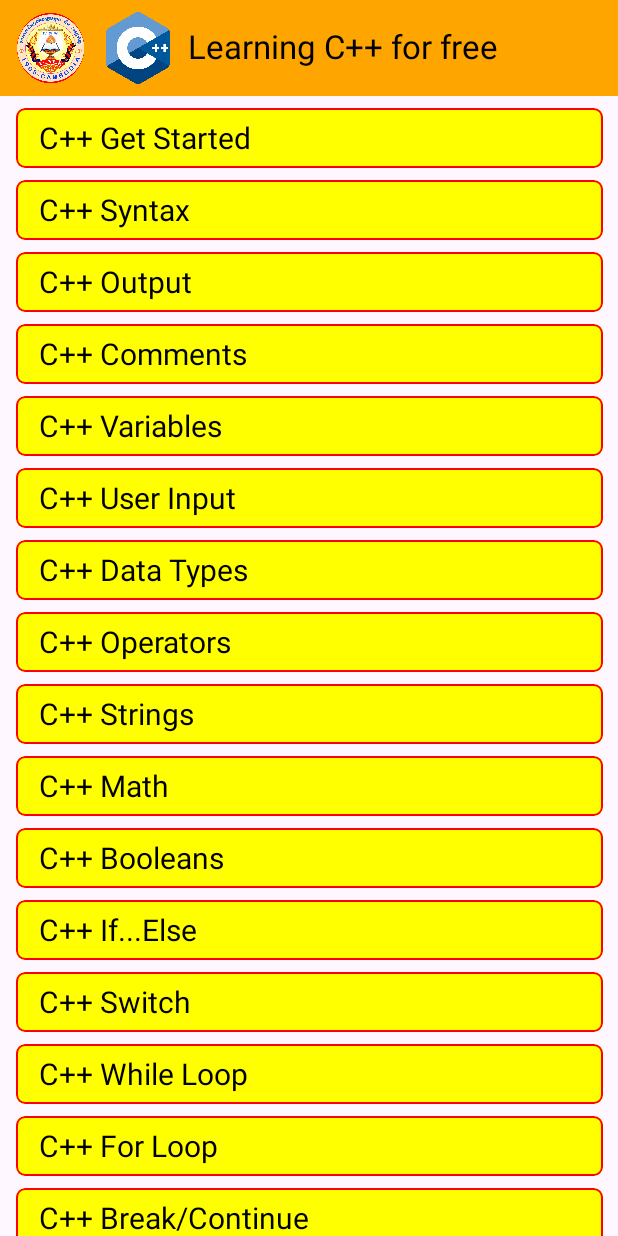
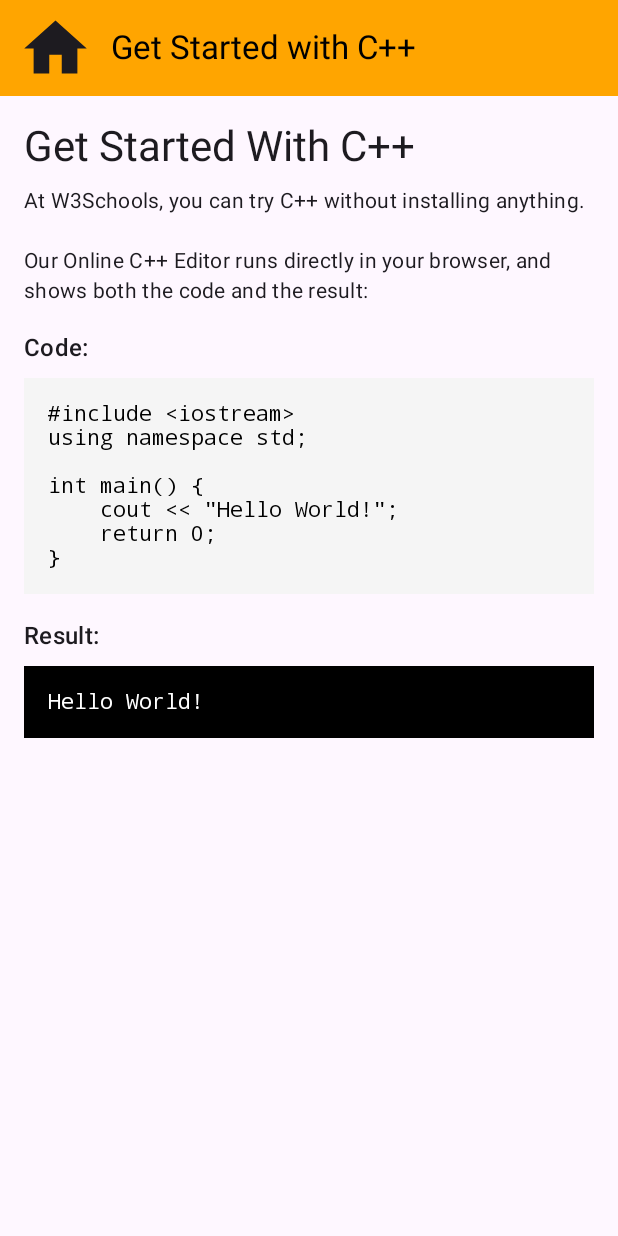
Before and after one commit to soknanprogramming/moblie-app-ume-cpp, an Android app built with Jetpack Compose: the screen it shows after launch (MainActivity), after a tap on "C++ Get Started", on a phone screen of 412 x 824 dp. Run offline under Robolectric (Android 15) with nearby library versions, the phone set to English and light mode, and no system bars.

Commit message:
save more code 5th

```diff
--- a/app/src/main/java/com/soknan/umeapp/MainActivity.kt
+++ b/app/src/main/java/com/soknan/umeapp/MainActivity.kt
@@ -11,15 +11,34 @@ import androidx.compose.material3.Text
 import androidx.compose.runtime.Composable
 import androidx.compose.ui.Modifier
 import androidx.compose.ui.tooling.preview.Preview
+import androidx.navigation.compose.NavHost
+import androidx.navigation.compose.rememberNavController
+import com.soknan.umeapp.datas.Screen
 import com.soknan.umeapp.screens.HomeScreen
 import com.soknan.umeapp.ui.theme.MyAssignmentTheme
+import androidx.navigation.compose.composable
+import com.soknan.umeapp.screens.CppGetStarted
+
 
 class MainActivity : ComponentActivity() {
     override fun onCreate(savedInstanceState: Bundle?) {
         super.onCreate(savedInstanceState)
         enableEdgeToEdge()
         setContent {
-            HomeScreen()
+            val navController = rememberNavController()
+
+            NavHost (
+                navController = navController,
+                startDestination = Screen.Home.route
+            ){
+                composable(Screen.Home.route){
+                    HomeScreen(navController = navController)
+                }
+                composable(Screen.CppGetStarted.route){
+                    CppGetStarted(navController = navController)
+                }
+            }
+
         }
     }
 }
--- a/app/src/main/java/com/soknan/umeapp/component/UnitsTobBar.kt
+++ b/app/src/main/java/com/soknan/umeapp/component/UnitsTobBar.kt
@@ -3,6 +3,7 @@ package com.soknan.umeapp.component
 import androidx.compose.foundation.clickable
 import androidx.compose.foundation.layout.Row
 import androidx.compose.foundation.layout.padding
+import androidx.compose.foundation.layout.size
 import androidx.compose.material.icons.Icons
 import androidx.compose.material.icons.filled.ArrowBackIosNew
 import androidx.compose.material.icons.filled.Home
@@ -24,7 +25,7 @@ import com.soknan.umeapp.ui.theme.Orange
 
 @OptIn(ExperimentalMaterial3Api::class)
 @Composable
-fun UnitsTobBar(title: String){
+fun UnitsTobBar(title: String, onPress: () -> Unit){
     TopAppBar(
         title = {
             Text(
@@ -38,7 +39,8 @@ fun UnitsTobBar(title: String){
                 contentDescription = "Back",
                 modifier = Modifier
                     .padding(8.dp)
-                    .clickable() {  }
+                    .clickable() { onPress() }
+                    .size(50.dp)
             )
         },
         colors = TopAppBarDefaults.topAppBarColors(
@@ -50,5 +52,5 @@ fun UnitsTobBar(title: String){
 @Preview
 @Composable
 fun TopBarPreview(){
-    UnitsTobBar("C++ Get Started")
+    UnitsTobBar("C++ Get Started", { })
 }
--- a/app/src/main/java/com/soknan/umeapp/NavItem.kt
+++ b/app/src/main/java/com/soknan/umeapp/datas/NavItem.kt
@@ -1,4 +1,4 @@
-package com.soknan.umeapp
+package com.soknan.umeapp.datas
 
 data class NavItem(
     val title: String,
--- /dev/null
+++ b/app/src/main/java/com/soknan/umeapp/datas/Screen.kt
@@ -0,0 +1,6 @@
+package com.soknan.umeapp.datas
+
+sealed class Screen(val route: String){
+    object Home: Screen("home")
+    object CppGetStarted: Screen("cpp_get_started")
+}
--- a/app/src/main/java/com/soknan/umeapp/screens/CppGetStarted.kt
+++ b/app/src/main/java/com/soknan/umeapp/screens/CppGetStarted.kt
@@ -1 +1,120 @@
 package com.soknan.umeapp.screens
+
+import androidx.compose.foundation.background
+import androidx.compose.foundation.layout.Box
+import androidx.compose.foundation.layout.Column
+import androidx.compose.foundation.layout.Spacer
+import androidx.compose.foundation.layout.fillMaxSize
+import androidx.compose.foundation.layout.fillMaxWidth
+import androidx.compose.foundation.layout.height
+import androidx.compose.foundation.layout.padding
+import androidx.compose.foundation.rememberScrollState
+import androidx.compose.foundation.verticalScroll
+import androidx.compose.material3.MaterialTheme
+import androidx.compose.material3.Scaffold
+import androidx.compose.material3.Text
+import androidx.compose.runtime.Composable
+import androidx.compose.ui.Modifier
+import androidx.compose.ui.graphics.Color
+import androidx.compose.ui.text.font.FontFamily
+import androidx.compose.ui.tooling.preview.Preview
+import androidx.compose.ui.unit.dp
+import androidx.compose.ui.unit.sp
+import androidx.navigation.NavHostController
+import androidx.navigation.compose.rememberNavController
+import com.soknan.umeapp.component.UnitsTobBar
+import com.soknan.umeapp.datas.Screen
+
+//@Preview
+@Composable
+fun CppGetStarted(navController : NavHostController){
+    Scaffold(
+        topBar = {
+            UnitsTobBar("Get Started with C++"){
+                navController.navigate(Screen.Home.route)
+            }
+        }
+    ) { innerPadding ->
+        Column(
+            modifier = Modifier
+                .fillMaxSize()
+                .padding(innerPadding)
+                .padding(16.dp)
+                .verticalScroll(rememberScrollState())
+        ) {
+            Text(
+                text = "Get Started With C++",
+                style = MaterialTheme.typography.headlineMedium
+            )
+
+            Spacer(modifier = Modifier.height(8.dp))
+
+            Text(
+                text = "At W3Schools, you can try C++ without installing anything.\n\n" +
+                        "Our Online C++ Editor runs directly in your browser, and shows both the code and the result:",
+                style = MaterialTheme.typography.bodyMedium
+            )
+
+            Spacer(modifier = Modifier.height(16.dp))
+
+            Text(
+                text = "Code:",
+                style = MaterialTheme.typography.titleMedium
+            )
+
+            Spacer(modifier = Modifier.height(8.dp))
+
+            Box(
+                modifier = Modifier
+                    .fillMaxWidth()
+                    .background(Color(0xFFF5F5F5))
+                    .padding(16.dp)
+            ) {
+                Text(
+                    text = """
+                        #include <iostream>
+                        using namespace std;
+
+                        int main() {
+                            cout << "Hello World!";
+                            return 0;
+                        }
+                    """.trimIndent(),
+                    fontFamily = FontFamily.Monospace,
+                    fontSize = 14.sp,
+                    color = Color.Black
+                )
+            }
+
+            Spacer(modifier = Modifier.height(16.dp))
+
+            Text(
+                text = "Result:",
+                style = MaterialTheme.typography.titleMedium
+            )
+
+            Spacer(modifier = Modifier.height(8.dp))
+
+            Box(
+                modifier = Modifier
+                    .fillMaxWidth()
+                    .background(Color.Black)
+                    .padding(16.dp)
+            ) {
+                Text(
+                    text = "Hello World!",
+                    fontFamily = FontFamily.Monospace,
+                    fontSize = 14.sp,
+                    color = Color.White
+                )
+            }
+        }
+    }
+}
+
+@Preview(showBackground = true)
+@Composable
+fun PreviewCppGetStarted() {
+    val navController = rememberNavController()
+    CppGetStarted(navController)
+}
--- a/app/src/main/java/com/soknan/umeapp/screens/HomeScreen.kt
+++ b/app/src/main/java/com/soknan/umeapp/screens/HomeScreen.kt
@@ -1,4 +1,6 @@
 package com.soknan.umeapp.screens
+import android.content.Intent
+import android.net.Uri
 import com.soknan.umeapp.R
 
 
@@ -7,7 +9,6 @@ import androidx.compose.foundation.background
 import androidx.compose.foundation.border
 import androidx.compose.foundation.clickable
 import androidx.compose.foundation.layout.Box
-import androidx.compose.foundation.layout.Column
 import androidx.compose.foundation.layout.Row
 import androidx.compose.foundation.layout.Spacer
 import androidx.compose.foundation.layout.fillMaxSize
@@ -15,13 +16,9 @@ import androidx.compose.foundation.layout.fillMaxWidth
 import androidx.compose.foundation.layout.height
 import androidx.compose.foundation.layout.padding
 import androidx.compose.foundation.layout.size
-import androidx.compose.foundation.layout.width
-import androidx.compose.foundation.layout.wrapContentWidth
 import androidx.compose.foundation.lazy.LazyColumn
 import androidx.compose.foundation.lazy.items
-import androidx.compose.foundation.rememberScrollState
 import androidx.compose.foundation.shape.RoundedCornerShape
-import androidx.compose.foundation.verticalScroll
 import androidx.compose.material3.ExperimentalMaterial3Api
 import androidx.compose.material3.Scaffold
 import androidx.compose.material3.Text
@@ -32,18 +29,19 @@ import androidx.compose.ui.Alignment
 import androidx.compose.ui.Modifier
 import androidx.compose.ui.draw.clip
 import androidx.compose.ui.graphics.Color
+import androidx.compose.ui.platform.LocalContext
 import androidx.compose.ui.res.painterResource
-import androidx.compose.ui.text.TextStyle
-import androidx.compose.ui.text.style.TextAlign
 import androidx.compose.ui.tooling.preview.Preview
-import androidx.compose.ui.unit.TextUnit
 import androidx.compose.ui.unit.dp
 import androidx.compose.ui.unit.sp
-import com.soknan.umeapp.NavItem
+import androidx.navigation.NavHostController
+import androidx.navigation.compose.rememberNavController
+import com.soknan.umeapp.datas.NavItem
+import com.soknan.umeapp.datas.Screen
 import com.soknan.umeapp.ui.theme.Orange
 
 val navItems = listOf(
-    NavItem("C++ Get Started", "cpp_get_started"),
+    NavItem("C++ Get Started", Screen.CppGetStarted.route),
     NavItem("C++ Syntax", "cpp_syntax"),
     NavItem("C++ Output", "cpp_output"),
     NavItem("C++ Comments", "cpp_comments"),
@@ -71,9 +69,8 @@ val navItems = listOf(
 
 
 @OptIn(ExperimentalMaterial3Api::class)
-@Preview
 @Composable
-fun HomeScreen(){
+fun HomeScreen(navController :NavHostController){
     Scaffold(
         topBar = {
             TopAppBar(
@@ -84,12 +81,17 @@ fun HomeScreen(){
                 },
                 navigationIcon = {
                     Row {
+                        val context = LocalContext.current
                         Image(
                             painter = painterResource(id = R.drawable.ume),
                             contentDescription = "Logo",
                             modifier = Modifier
                                 .padding(5.dp)
-                                .size(48.dp) // adjust size
+                                .size(48.dp)
+                                .clickable {
+                                    val intent = Intent(Intent.ACTION_VIEW, Uri.parse("http://www.umekratie.edu.kh/"))
+                                    context.startActivity(intent)
+                                }
                         )
                         Image(
                             painter = painterResource(id = R.drawable.cpp),
@@ -115,7 +117,7 @@ fun HomeScreen(){
             horizontalAlignment = Alignment.CenterHorizontally
         ) {
             items(navItems) { navItem ->
-                TapUnit(unitName = navItem.title, onPress = {})
+                TapUnit(unitName = navItem.title, onPress = { navController.navigate(navItem.route) })
             }
         }
 
@@ -146,3 +148,10 @@ fun TapUnit(unitName: String, onPress: () -> Unit) {
         )
     }
 }
+
+@Preview(showBackground = true)
+@Composable
+fun PreviewHomeScreen() {
+    val navController = rememberNavController()
+    HomeScreen(navController)
+}
```
